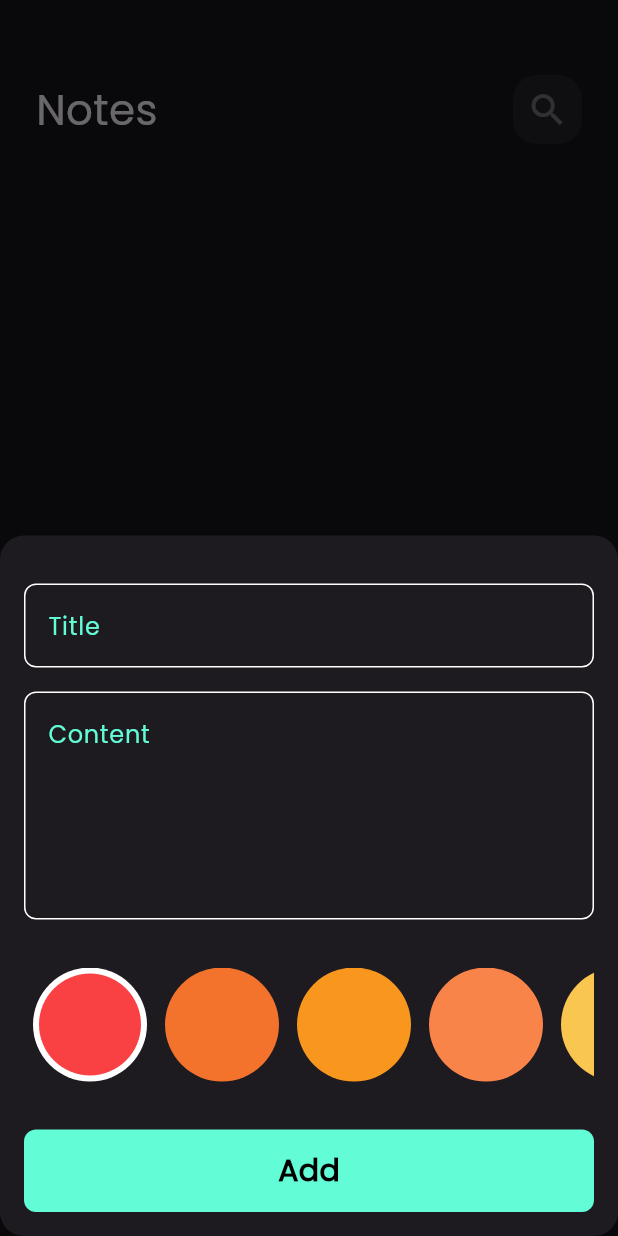
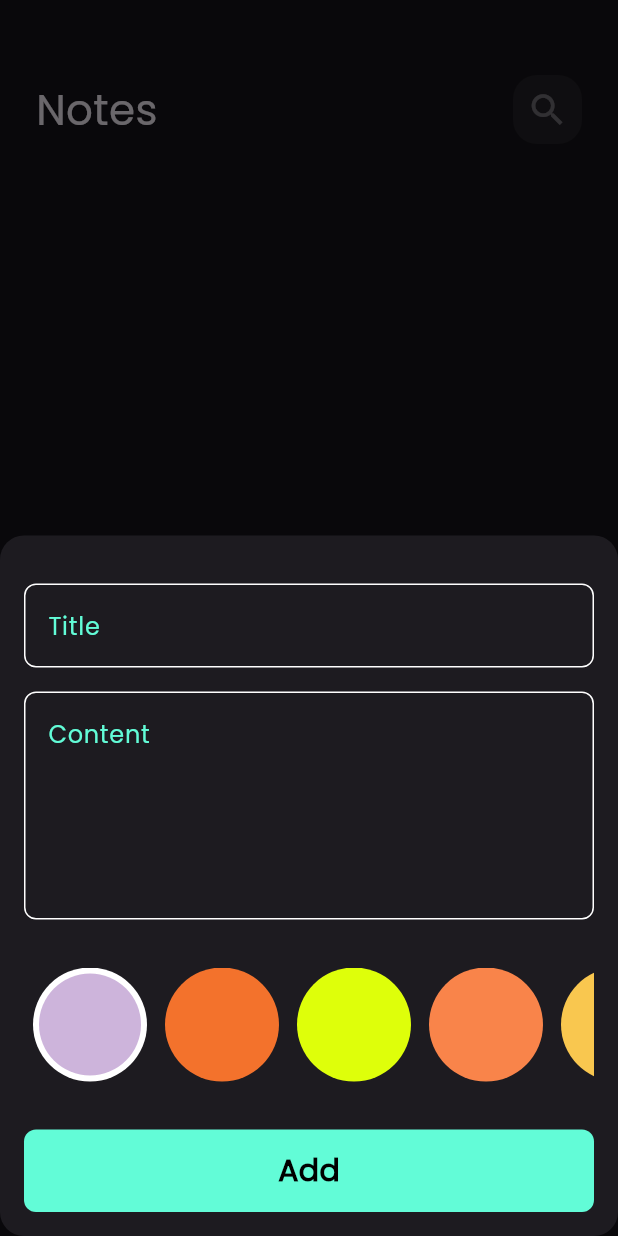
Before and after one commit to aya-hamoudeh1/notes_app, a Flutter app: the screen it shows after launch, after a tap on the "add" icon, on a phone screen of 412 x 824 dp. Run offline on Flutter 3.47's test engine with Material 3 defaults, Android fonts, the phone set to English and light mode, and no system bars; our stand-ins replace bloc, flutter_bloc, hive, hive_flutter; accounts and stored records are empty.

Commit message:
add colors list view to edit note view

```diff
--- a/lib/constants.dart
+++ b/lib/constants.dart
@@ -3,24 +3,24 @@ import 'dart:ui';
 const kPrimaryColor = Color(0xff62FCD7);
 const kNotesBox = "notes_box";
 const List<Color> kColors = [
-  Color(0xfff94144),
+  Color(0xffcdb4db),
   Color(0xfff3722c),
-  Color(0xfff8961e),
+  Color(0xffdeff0a),
   Color(0xfff9844a),
   Color(0xfff9c74f),
   Color(0xff90be6d),
   Color(0xff43aa8b),
   Color(0xff4d908e),
-  Color(0xff577590),
+  Color(0xffa482d9),
   Color(0xff277da1),
-  Color(0xff5d2a42),
+  Color(0xffffc599),
   Color(0xfffb6376),
   Color(0xfffcb1a6),
   Color(0xffa5be00),
   Color(0xffbb6b00),
-  Color(0xff934b00),
-  Color(0xff690500),
-  Color(0xff452103),
-  Color(0xff242331),
-  Color(0xfff78764),
+  Color(0xfff29e4c),
+  Color(0xffa2d2ff),
+  Color(0xffbde0fe),
+  Color(0xffffafcc),
+  Color(0xffffc8dd),
 ];
```
